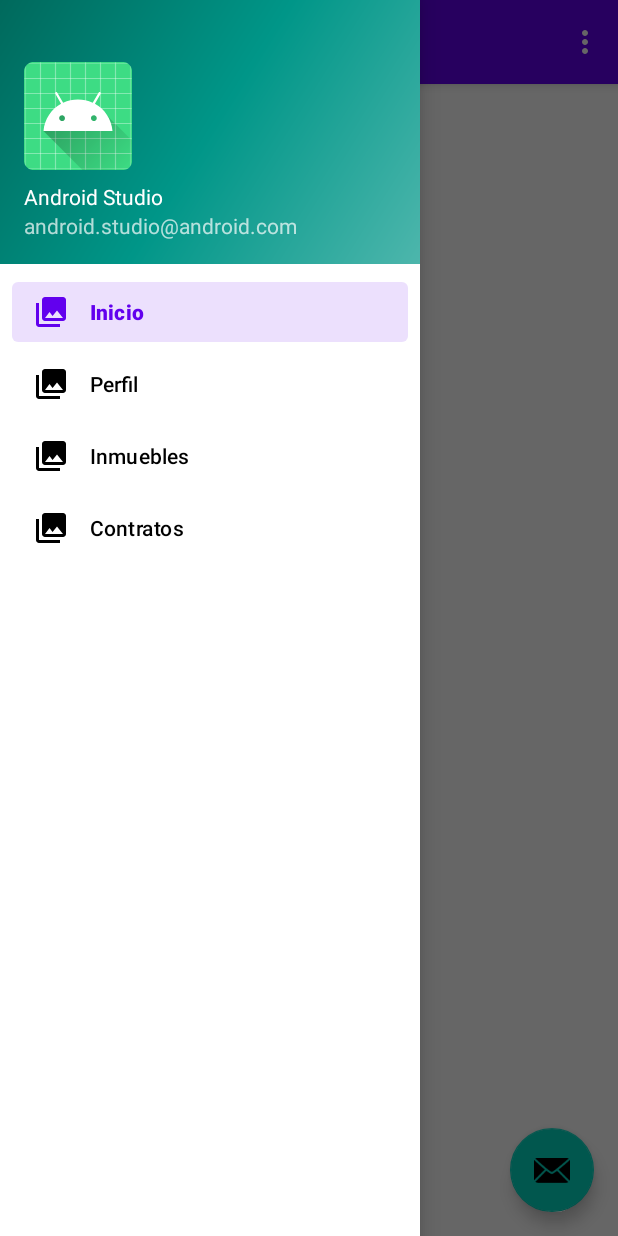
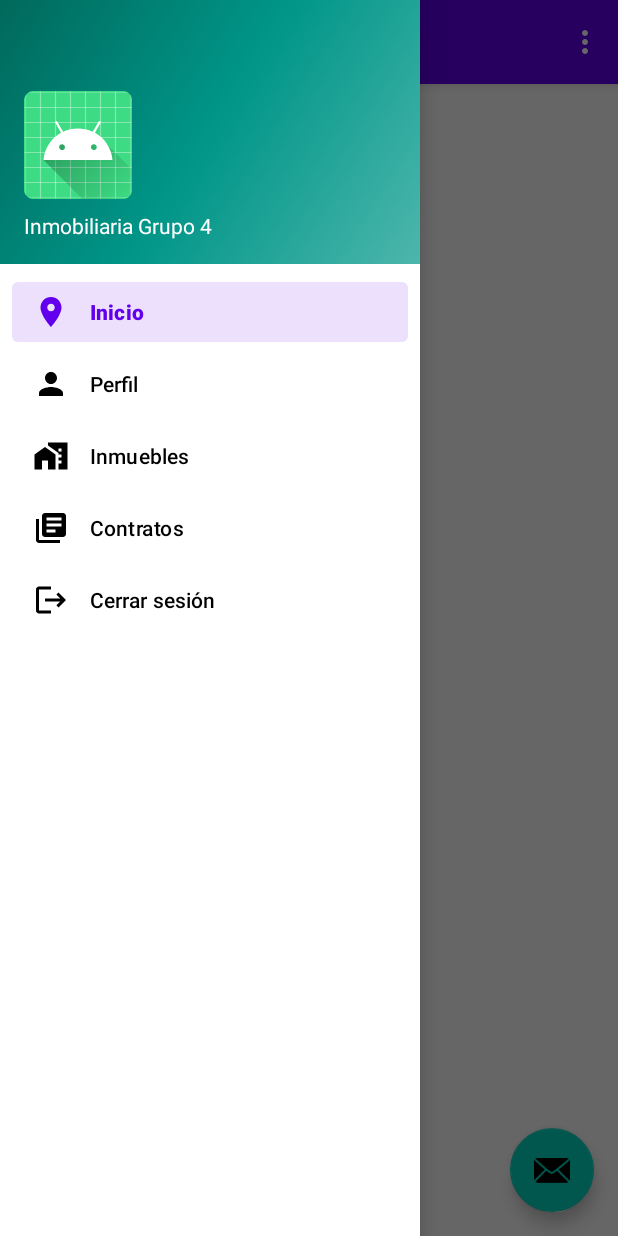
Before and after one commit to Arezlon/Inmobiliaria-Moviles-Grupo-4, an Android app: the MenuNavegacion screen opened directly, with no data from a screen before it, with the side drawer open, on a phone screen of 412 x 824 dp. Run offline under Robolectric (Android 15) with nearby library versions, the phone set to English and light mode, and no system bars; our stand-ins replace navigation-ui.

Commit message:
#1 Menú navegación v3

```diff
--- a/app/src/main/java/com/grupo4/inmobiliaria/ui/MenuNavegacion.java
+++ b/app/src/main/java/com/grupo4/inmobiliaria/ui/MenuNavegacion.java
@@ -1,6 +1,7 @@
 package com.grupo4.inmobiliaria.ui;
 
 import android.os.Bundle;
+import android.util.Log;
 import android.view.View;
 import android.view.Menu;
 
@@ -40,7 +41,7 @@ public class MenuNavegacion extends AppCompatActivity {
         // Passing each menu ID as a set of Ids because each
         // menu should be considered as top level destinations.
         mAppBarConfiguration = new AppBarConfiguration.Builder(
-                R.id.nav_inicio, R.id.nav_perfil, R.id.nav_inmuebles ,R.id.nav_contratos)
+                R.id.nav_inicio, R.id.nav_perfil, R.id.nav_inmuebles ,R.id.nav_contratos, R.id.nav_logout)
                 .setDrawerLayout(drawer)
                 .build();
         NavController navController = Navigation.findNavController(this, R.id.nav_host_fragment);
@@ -61,4 +62,8 @@ public class MenuNavegacion extends AppCompatActivity {
         return NavigationUI.navigateUp(navController, mAppBarConfiguration)
                 || super.onSupportNavigateUp();
     }
+
+    public void Prueba(){
+        Log.d("pruebas", "xd");
+    }
 }
--- /dev/null
+++ b/app/src/main/res/drawable/baseline_library_books_24.xml
@@ -0,0 +1,11 @@
+<vector xmlns:android="http://schemas.android.com/apk/res/android"
+    android:width="24dp"
+    android:height="24dp"
+    android:viewportWidth="24"
+    android:viewportHeight="24"
+    android:tint="?attr/colorControlNormal"
+    android:autoMirrored="true">
+  <path
+      android:fillColor="@android:color/white"
+      android:pathData="M4,6L2,6v14c0,1.1 0.9,2 2,2h14v-2L4,20L4,6zM20,2L8,2c-1.1,0 -2,0.9 -2,2v12c0,1.1 0.9,2 2,2h12c1.1,0 2,-0.9 2,-2L22,4c0,-1.1 -0.9,-2 -2,-2zM19,11L9,11L9,9h10v2zM15,15L9,15v-2h6v2zM19,7L9,7L9,5h10v2z"/>
+</vector>
--- /dev/null
+++ b/app/src/main/res/drawable/baseline_logout_24.xml
@@ -0,0 +1,11 @@
+<vector xmlns:android="http://schemas.android.com/apk/res/android"
+    android:width="24dp"
+    android:height="24dp"
+    android:viewportWidth="24"
+    android:viewportHeight="24"
+    android:tint="?attr/colorControlNormal"
+    android:autoMirrored="true">
+  <path
+      android:fillColor="@android:color/white"
+      android:pathData="M17,7l-1.41,1.41L18.17,11H8v2h10.17l-2.58,2.58L17,17l5,-5zM4,5h8V3H4c-1.1,0 -2,0.9 -2,2v14c0,1.1 0.9,2 2,2h8v-2H4V5z"/>
+</vector>
--- /dev/null
+++ b/app/src/main/res/drawable/baseline_maps_home_work_24.xml
@@ -0,0 +1,13 @@
+<vector xmlns:android="http://schemas.android.com/apk/res/android"
+    android:width="24dp"
+    android:height="24dp"
+    android:viewportWidth="24"
+    android:viewportHeight="24"
+    android:tint="?attr/colorControlNormal">
+  <path
+      android:fillColor="@android:color/white"
+      android:pathData="M1,11l0,10l5,0l0,-6l4,0l0,6l5,0l0,-10l-7,-5z"/>
+  <path
+      android:fillColor="@android:color/white"
+      android:pathData="M10,3v1.97l7,5V11h2v2h-2v2h2v2h-2v4h6V3H10zM19,9h-2V7h2V9z"/>
+</vector>
--- /dev/null
+++ b/app/src/main/res/drawable/baseline_person_24.xml
@@ -0,0 +1,10 @@
+<vector xmlns:android="http://schemas.android.com/apk/res/android"
+    android:width="24dp"
+    android:height="24dp"
+    android:viewportWidth="24"
+    android:viewportHeight="24"
+    android:tint="?attr/colorControlNormal">
+  <path
+      android:fillColor="@android:color/white"
+      android:pathData="M12,12c2.21,0 4,-1.79 4,-4s-1.79,-4 -4,-4 -4,1.79 -4,4 1.79,4 4,4zM12,14c-2.67,0 -8,1.34 -8,4v2h16v-2c0,-2.66 -5.33,-4 -8,-4z"/>
+</vector>
--- /dev/null
+++ b/app/src/main/res/drawable/baseline_place_24.xml
@@ -0,0 +1,10 @@
+<vector xmlns:android="http://schemas.android.com/apk/res/android"
+    android:width="24dp"
+    android:height="24dp"
+    android:viewportWidth="24"
+    android:viewportHeight="24"
+    android:tint="?attr/colorControlNormal">
+  <path
+      android:fillColor="@android:color/white"
+      android:pathData="M12,2C8.13,2 5,5.13 5,9c0,5.25 7,13 7,13s7,-7.75 7,-13c0,-3.87 -3.13,-7 -7,-7zM12,11.5c-1.38,0 -2.5,-1.12 -2.5,-2.5s1.12,-2.5 2.5,-2.5 2.5,1.12 2.5,2.5 -1.12,2.5 -2.5,2.5z"/>
+</vector>
--- a/app/src/main/res/layout/fragment_inmuebles.xml
+++ b/app/src/main/res/layout/fragment_inmuebles.xml
@@ -4,7 +4,7 @@
     xmlns:tools="http://schemas.android.com/tools"
     android:layout_width="match_parent"
     android:layout_height="match_parent"
-    tools:context=".ui.ui.perfil.PerfilFragment">
+    tools:context=".ui.ui.inmuebles.InmueblesFragment">
 
     <TextView
         android:id="@+id/text_gallery"
--- a/app/src/main/res/layout/nav_header_main.xml
+++ b/app/src/main/res/layout/nav_header_main.xml
@@ -24,12 +24,6 @@
         android:layout_width="match_parent"
         android:layout_height="wrap_content"
         android:paddingTop="@dimen/nav_header_vertical_spacing"
-        android:text="@string/nav_header_title"
+        android:text="Inmobiliaria Grupo 4"
         android:textAppearance="@style/TextAppearance.AppCompat.Body1" />
-
-    <TextView
-        android:id="@+id/textView"
-        android:layout_width="wrap_content"
-        android:layout_height="wrap_content"
-        android:text="@string/nav_header_subtitle" />
 </LinearLayout>
--- a/app/src/main/res/menu/activity_main_drawer.xml
+++ b/app/src/main/res/menu/activity_main_drawer.xml
@@ -6,19 +6,23 @@
     <group android:checkableBehavior="single">
         <item
             android:id="@+id/nav_inicio"
-            android:icon="@drawable/ic_menu_gallery"
+            android:icon="@drawable/baseline_place_24"
             android:title="Inicio" />
         <item
             android:id="@+id/nav_perfil"
-            android:icon="@drawable/ic_menu_gallery"
+            android:icon="@drawable/baseline_person_24"
             android:title="Perfil" />
         <item
             android:id="@+id/nav_inmuebles"
-            android:icon="@drawable/ic_menu_gallery"
+            android:icon="@drawable/baseline_maps_home_work_24"
             android:title="Inmuebles" />
         <item
             android:id="@+id/nav_contratos"
-            android:icon="@drawable/ic_menu_gallery"
+            android:icon="@drawable/baseline_library_books_24"
             android:title="Contratos" />
+        <item
+            android:id="@+id/nav_logout"
+            android:icon="@drawable/baseline_logout_24"
+            android:title="Cerrar sesión" />
     </group>
 </menu>
--- a/app/src/main/res/navigation/mobile_navigation.xml
+++ b/app/src/main/res/navigation/mobile_navigation.xml
@@ -28,4 +28,10 @@
         android:name="com.grupo4.inmobiliaria.ui.ui.inmuebles.InmueblesFragment"
         android:label="Inmuebles"
         tools:layout="@layout/fragment_inmuebles" />
+
+    <fragment
+        android:id="@+id/nav_logout"
+        android:name="com.grupo4.inmobiliaria.ui.ui.cerrar.CerrarSesionFragment"
+        android:label="Cerrar Sesión"
+        tools:layout="@layout/fragment_cerrarsesion" />
 </navigation>
```
Also changed, not shown: app/src/main/java/com/grupo4/inmobiliaria/ui/ui/cerrar/CerrarSesionFragment.java (added, +62 -0 lines), app/src/main/java/com/grupo4/inmobiliaria/ui/ui/cerrar/CerrarSesionViewModel.java (added, +19 -0 lines), app/src/main/res/drawable/baseline_home_24.xml (added, +10 -0 lines), app/src/main/res/layout/fragment_cerrarsesion.xml (added, +22 -0 lines).
